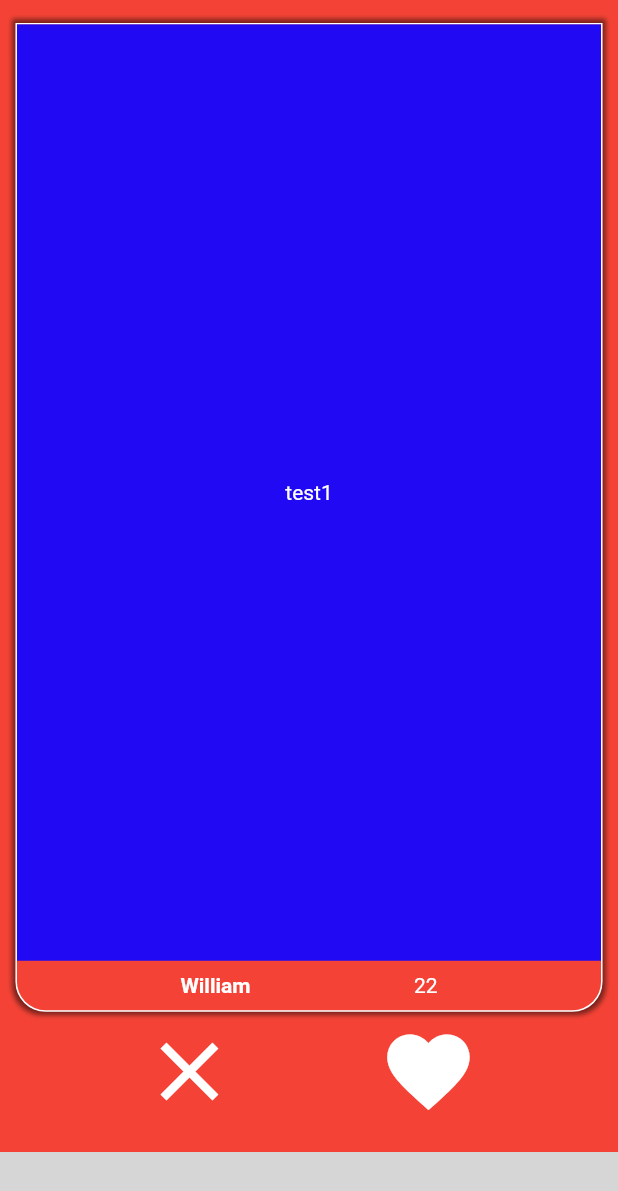
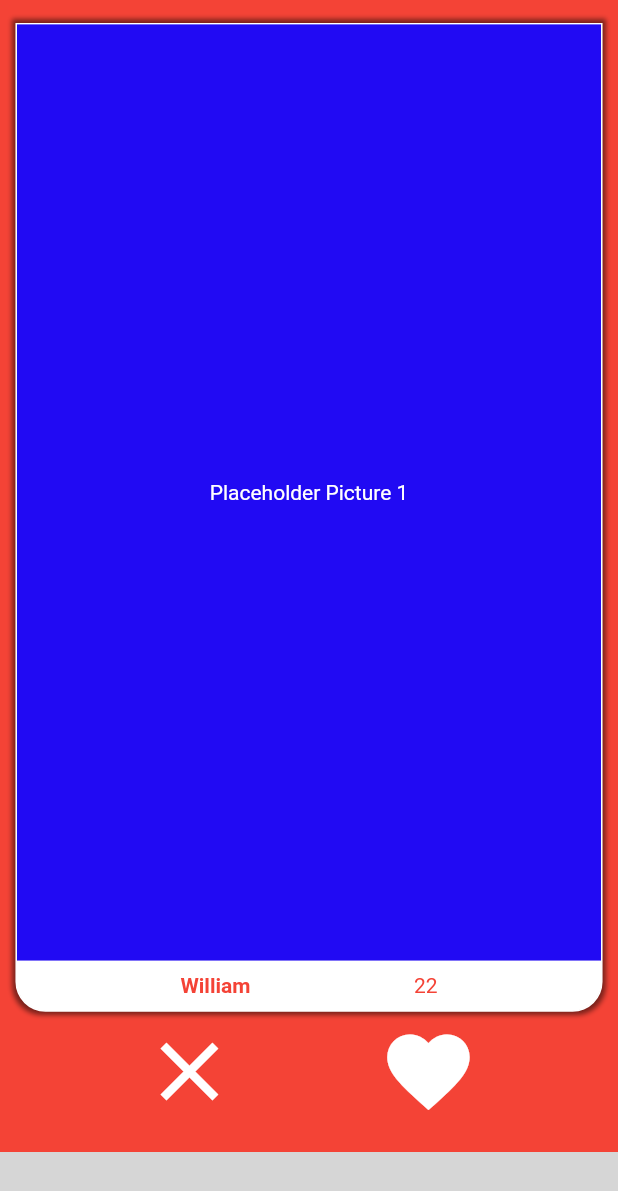
Before and after one commit to bryantwilliam/venus, a Flutter app: the screen it shows after launch, on a phone screen of 412 x 824 dp. Shown: the top 1191 px of the screen. Run offline on Flutter 3.47's test engine with Material 2 defaults, Android fonts, the phone set to English and light mode, and no system bars; drawn by our look-alikes of flutter_tindercard, like_button; missing offline and left inert: fluid_bottom_nav_bar, flutter_vibrate; grey boxes are pictures that could not be loaded.

Commit message:
swipe card mechanics pretty much finished

```diff
--- a/lib/main.dart
+++ b/lib/main.dart
@@ -1,7 +1,6 @@
 import 'package:flutter/material.dart';
 import 'package:flutter/services.dart';
 import 'package:venus/pages/swipe_page.dart';
-import 'package:venus/root_nav.dart';
 import 'package:venus/root_nav_fluid.dart';
 
 void main() {
@@ -21,7 +20,7 @@ class MyApp extends StatelessWidget {
           secondary: Colors.red,
           background: Colors.red,
           tertiary: Colors.redAccent,
-          shadow: Colors.black.withOpacity(0.3)),
+          shadow: Colors.black.withOpacity(0.5)),
     );
 
     SystemChrome.setSystemUIOverlayStyle(SystemUiOverlayStyle(
--- a/lib/pages/swipe_page.dart
+++ b/lib/pages/swipe_page.dart
@@ -14,6 +14,7 @@ class SwipePage extends StatefulWidget {
 class _SwipePageState extends State<SwipePage> {
   // Use CardController this to trigger swap for example when super like.
   CardController cardController = CardController();
+  ScrollController scrollController = ScrollController();
 
   @override
   Widget build(BuildContext context) {
@@ -46,6 +47,12 @@ class _SwipePageState extends State<SwipePage> {
                 },
                 swipeCompleteCallback:
                     (CardSwipeOrientation orientation, int index) {
+                  if (orientation == CardSwipeOrientation.RIGHT ||
+                      orientation == CardSwipeOrientation.LEFT) {
+                    scrollController.jumpTo(
+                        0.0); // The SingleChildScrollView in SwipeCard widget doesn't reset position every time a new card is shown for some reason. So I have to do this.
+                  }
+
                   /// Get orientation & index of swiped card!
                 },
                 cardController: cardController,
@@ -103,7 +110,6 @@ class _SwipePageState extends State<SwipePage> {
       },
     );
   }
-}
 
   SwipeCard buildCard(BuildContext context, int index) {
     // TODO create an UNDO button by storing the list of cards for the session in a queue variable in this stateful widget and changing that queue with setState so that it rebuilds the swiper.
@@ -142,5 +148,12 @@ SwipeCard buildCard(BuildContext context, int index) {
         cardName = "Callan";
         cardAge = 32;
     }
-  return SwipeCard(cardColor: cardColor, cardName: cardName, cardAge: cardAge);
+
+    return SwipeCard(
+      cardColor: cardColor,
+      cardName: cardName,
+      cardAge: cardAge,
+      scrollController: scrollController,
+    );
   }
+}
--- a/lib/root_nav_fluid.dart
+++ b/lib/root_nav_fluid.dart
@@ -29,10 +29,10 @@ class _RootNavigationState extends State {
         ],
         onChange: _handleNavigationChange,
         style: FluidNavBarStyle(
-          barBackgroundColor: Colors.white,
-          iconUnselectedForegroundColor: Colors.white,
-          iconSelectedForegroundColor: Colors.black,
-          iconBackgroundColor: Colors.red,
+          barBackgroundColor: Theme.of(context).colorScheme.primary,
+          iconUnselectedForegroundColor: Theme.of(context).colorScheme.primary,
+          iconSelectedForegroundColor: Theme.of(context).colorScheme.primary,
+          iconBackgroundColor: Theme.of(context).colorScheme.secondary,
         ),
         scaleFactor: 1.5,
         defaultIndex: 1,
--- a/lib/widgets/swipe_card.dart
+++ b/lib/widgets/swipe_card.dart
@@ -6,21 +6,23 @@ class SwipeCard extends StatelessWidget {
     required this.cardColor,
     required this.cardName,
     required this.cardAge,
+    required this.scrollController,
   }) : super(key: key);
 
   final Color cardColor;
   final String cardName;
   final int cardAge;
+  final ScrollController scrollController;
 
   @override
   Widget build(BuildContext context) {
     return Container(
       decoration: BoxDecoration(
-        border: Border.all(color: Colors.white),
-        color: Colors.red,
+        border: Border.all(color: Theme.of(context).colorScheme.primary),
+        color: Theme.of(context).colorScheme.primary,
         boxShadow: [
           BoxShadow(
-            color: Colors.black.withOpacity(0.5),
+            color: Theme.of(context).colorScheme.shadow,
             spreadRadius: 2,
             blurRadius: 2,
           ),
@@ -33,34 +35,50 @@ class SwipeCard extends StatelessWidget {
       child: Column(
         children: [
           Expanded(
-            child: PageView(
-              // TODO change this to scroll view maybe
-              // TODO theres a bug when swiping it stays on the page u were on in the last card
+            child: LayoutBuilder(
+              builder: (context, constraints) => SingleChildScrollView(
+                controller: scrollController,
                 // TODO put bio + other pics here
-              scrollDirection: Axis.vertical,
+                child: Column(
                   children: [
                     Container(
+                      height: constraints.maxHeight,
                       color: cardColor.withGreen(10),
                       child: const Center(
-                    child: Text("test1"),
+                        child: Text("Placeholder Picture 1"),
                       ),
                     ),
                     Container(
+                      color: Theme.of(context).colorScheme.primary,
+                      child: Center(
+                        child: Text(
+                          "Placeholder Bio Section",
+                          style: TextStyle(
+                              color: Theme.of(context).colorScheme.secondary),
+                        ),
+                      ),
+                      height: constraints.maxHeight * 0.5,
+                    ),
+                    Container(
+                      height: constraints.maxHeight,
                       color: cardColor.withRed(10),
                       child: const Center(
-                    child: Text("test2"),
+                        child: Text("Placeholder Picture 2"),
                       ),
                     ),
                     Container(
+                      height: constraints.maxHeight,
                       color: cardColor.withBlue(10),
                       child: const Center(
-                    child: Text("test3"),
+                        child: Text("Placeholder Picture 3"),
                       ),
-                )
+                    ),
                   ],
                 ),
               ),
-          Container(
+            ),
+          ),
+          SizedBox(
             height: MediaQuery.of(context).size.height * 0.04,
             child: Row(
               mainAxisAlignment: MainAxisAlignment.spaceEvenly,
@@ -69,13 +87,13 @@ class SwipeCard extends StatelessWidget {
                   cardName,
                   style: TextStyle(
                     fontWeight: FontWeight.bold,
-                    color: Colors.white,
+                    color: Theme.of(context).colorScheme.secondary,
                   ),
                 ),
                 Text(
-                  "$cardAge",
+                  "${cardAge}",
                   style: TextStyle(
-                    color: Colors.white,
+                    color: Theme.of(context).colorScheme.secondary,
                   ),
                 ),
               ],
```
Also changed, not shown: lib/root_nav.dart (deleted). Lines whose indentation alone changed are shown as unchanged.
